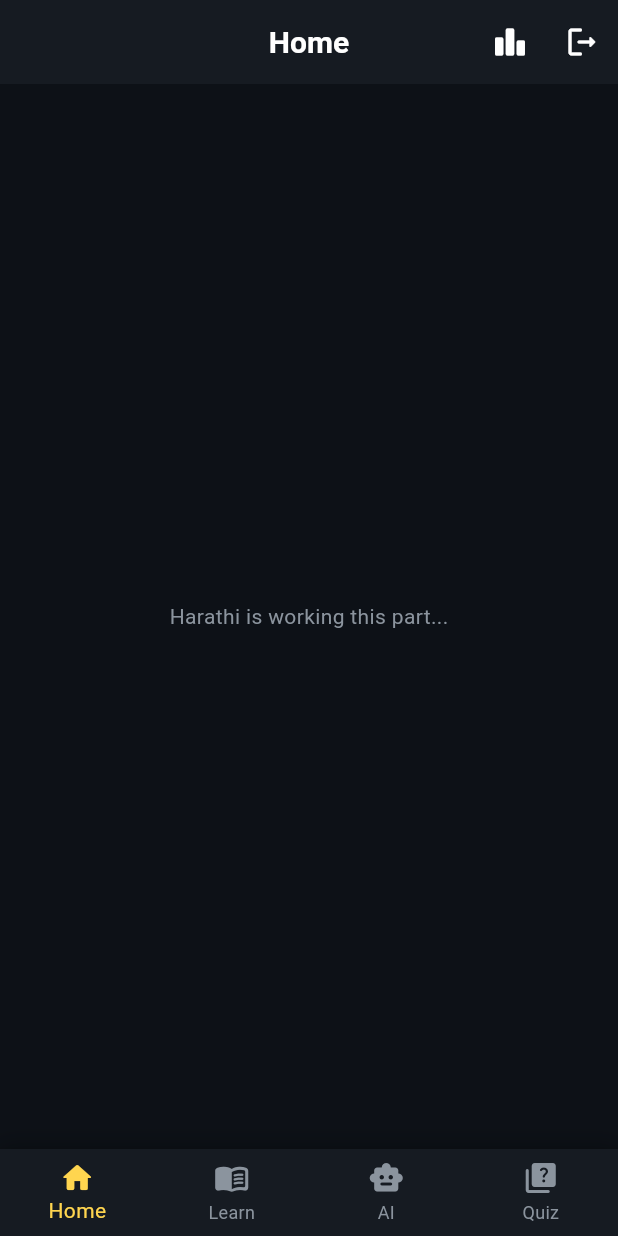
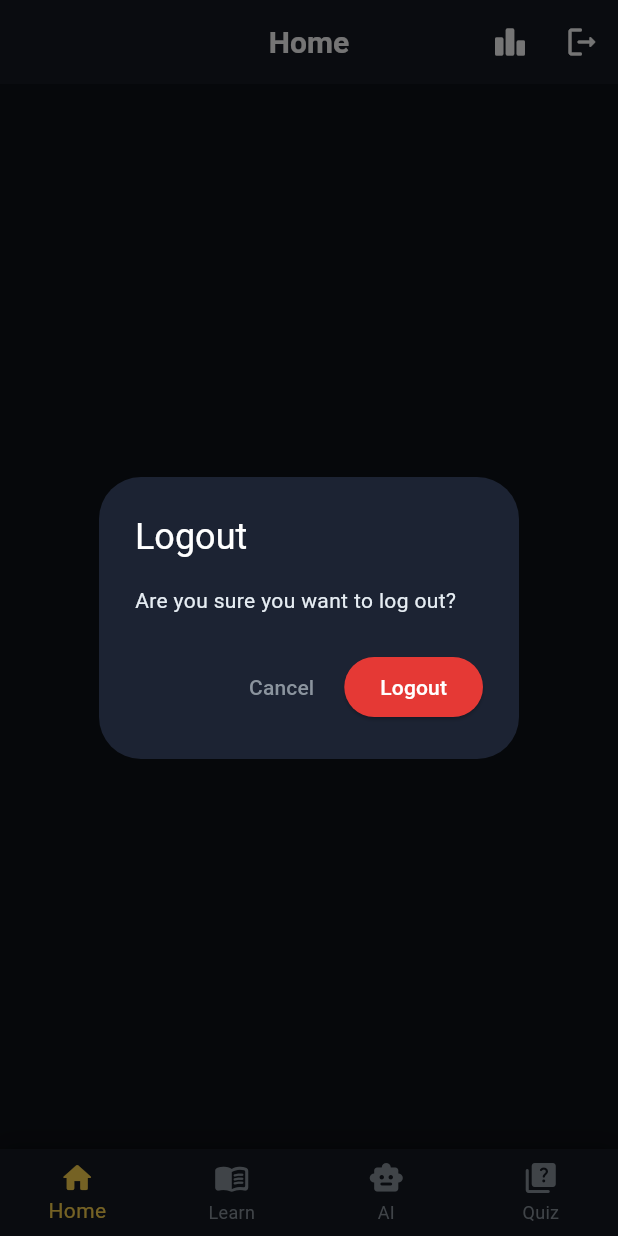
Before and after one commit to taiwenhong1214-dotcom/learning_app, a Flutter app: the screen it shows once a user with an empty profile is signed in, after a tap on the "logout" icon, on a phone screen of 412 x 824 dp. Run offline on Flutter 3.47's test engine with Material 3 defaults, Android fonts, the phone set to English and light mode, and no system bars; our stand-ins replace cloud_firestore, firebase_auth, firebase_core, flutter_tts, google_sign_in, shared_preferences; accounts and stored records are empty; Roboto replaces fonts that are missing (Segoe UI).

Commit message:
feat: add logout confirmation dialog and scope local preferences per user

```diff
--- a/lib/home_screen.dart
+++ b/lib/home_screen.dart
@@ -22,7 +22,35 @@ class HomeScreen extends StatelessWidget {
             icon: const Icon(Icons.logout_rounded),
             tooltip: 'Logout',
             onPressed: () async {
-              await FirebaseService.signOut();
+              final confirm = await showDialog<bool>(
+                context: context,
+                builder: (context) => AlertDialog(
+                  backgroundColor: const Color(0xFF1C2333),
+                  title: const Text('Logout', style: TextStyle(color: Colors.white)),
+                  content: const Text(
+                    'Are you sure you want to log out?',
+                    style: TextStyle(color: Color(0xFFE6EDF3)),
+                  ),
+                  actions: [
+                    TextButton(
+                      onPressed: () => Navigator.pop(context, false),
+                      child: const Text('Cancel', style: TextStyle(color: Color(0xFF8B949E))),
+                    ),
+                    ElevatedButton(
+                      style: ElevatedButton.styleFrom(
+                        backgroundColor: Colors.red.shade600,
+                        foregroundColor: Colors.white,
+                      ),
+                      onPressed: () => Navigator.pop(context, true),
+                      child: const Text('Logout'),
+                    ),
+                  ],
+                ),
+              );
+
+              if (confirm == true) {
+                await FirebaseService.signOut();
+              }
             },
           ),
         ],
```
Also changed, not shown: lib/info_screen.dart (+8 -4 lines).
